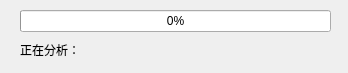
First picture: the form in QtDesign/ProgressBar.ui, repository victor647/QuantumStockTrade, before the edit.
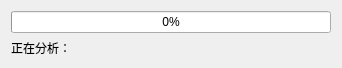
Second picture: the form after the edit.

```diff
--- a/QtDesign/ProgressBar.ui
+++ b/QtDesign/ProgressBar.ui
@@ -6,22 +6,13 @@
    <rect>
     <x>0</x>
     <y>0</y>
-    <width>348</width>
-    <height>73</height>
+    <width>342</width>
+    <height>62</height>
    </rect>
   </property>
   <property name="windowTitle">
    <string>计算中，请耐心等待</string>
   </property>
-  <widget class="QWidget" name="layoutWidget">
-   <property name="geometry">
-    <rect>
-     <x>20</x>
-     <y>10</y>
-     <width>311</width>
-     <height>51</height>
-    </rect>
-   </property>
    <layout class="QVBoxLayout" name="verticalLayout">
     <item>
      <widget class="QProgressBar" name="pgbSearching">
@@ -49,7 +40,6 @@
      </widget>
     </item>
    </layout>
-  </widget>
  </widget>
  <resources/>
  <connections/>
```
Lines whose indentation alone changed are shown as unchanged.
